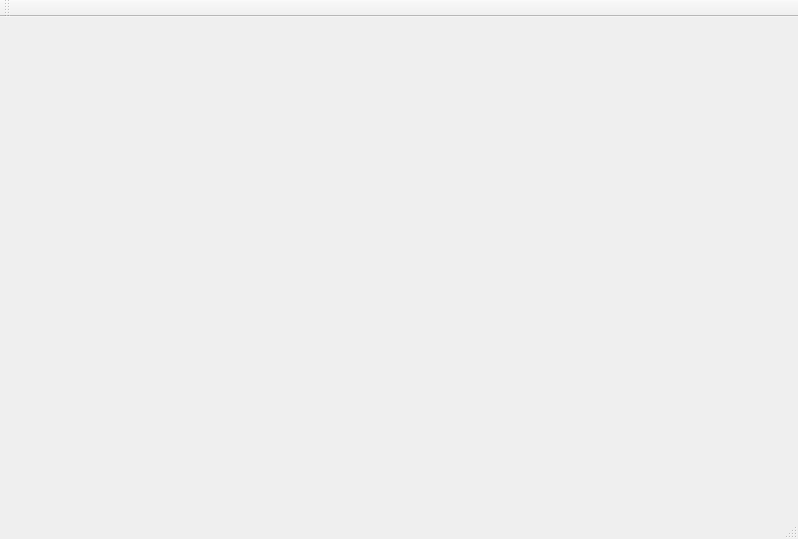
Before: the Qt Designer form QtGraphicsFramework/QtGraphicsFrameworkSample/mainwindow.ui in jgoenetxea/qtsamples, drawn with Qt 5.
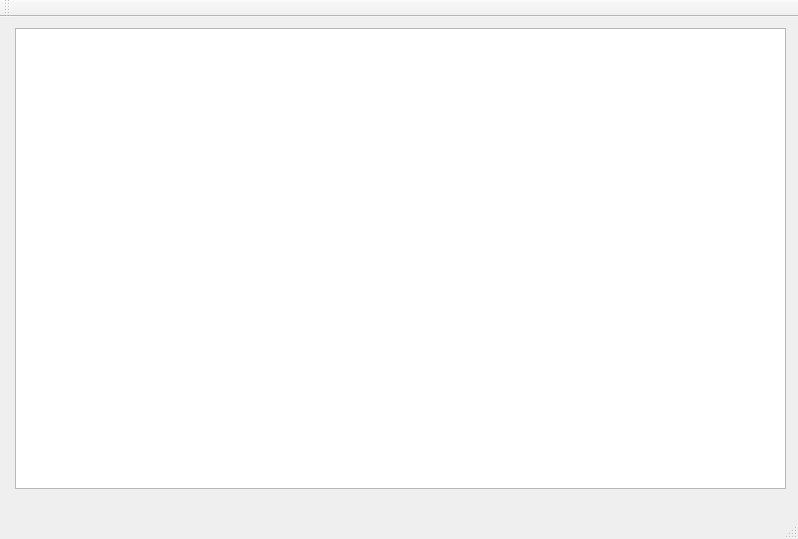
After: the same form once the commit is applied.

Commit message: added graphics framework samples

What changed in the file:
```diff
--- a/QtGraphicsFramework/QtGraphicsFrameworkSample/mainwindow.ui
+++ b/QtGraphicsFramework/QtGraphicsFrameworkSample/mainwindow.ui
@@ -14,13 +14,13 @@
    <string>MainWindow</string>
   </property>
   <widget class="QWidget" name="centralWidget">
-   <widget class="QWidget" name="widget" native="true">
+   <widget class="QGraphicsView" name="graphicsView">
     <property name="geometry">
      <rect>
-      <x>10</x>
-      <y>10</y>
+      <x>15</x>
+      <y>11</y>
       <width>771</width>
-      <height>471</height>
+      <height>461</height>
      </rect>
     </property>
    </widget>
```
Left out of the diff: 2 changed lines with no effect on the pictures. The commit also changes 169 other files.
